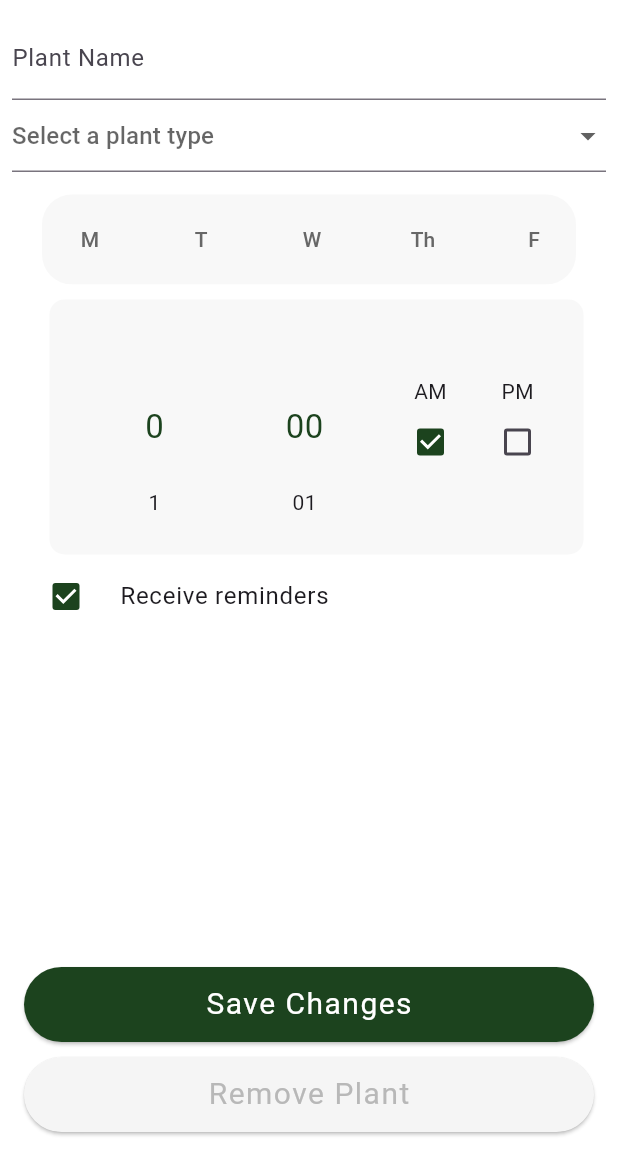
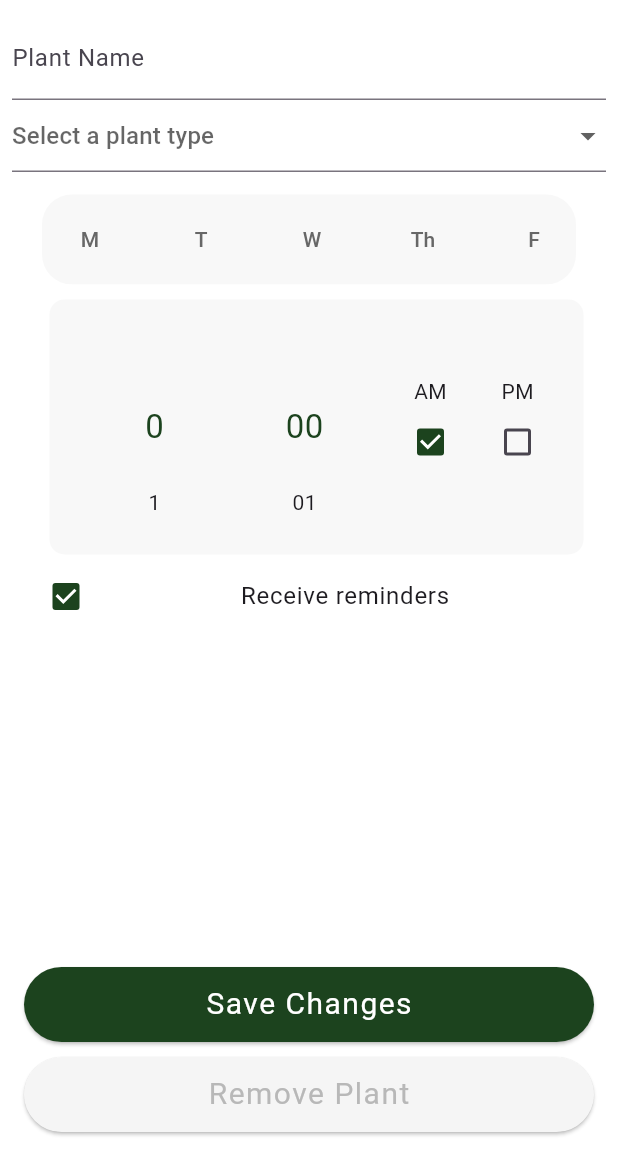
Before and after one commit to etadesse2/Sprout, a Flutter app: the EditPlantScreen screen opened directly with empty values, on a phone screen of 412 x 824 dp, the part 80-1236 px from its top. Run offline on Flutter 3.47's test engine with Material 3 defaults, Android fonts, the phone set to English and light mode, and no system bars; drawn by our look-alikes of numberpicker; our stand-ins replace shared_preferences; accounts and stored records are empty.

Commit message:
ui edit screen; dropdown image added, active color, alignment

```diff
--- a/sprouts/lib/edit_plant.dart
+++ b/sprouts/lib/edit_plant.dart
@@ -167,7 +167,11 @@ class _EditPlantScreenState extends State<EditPlantScreen> {
           children: [
             TextFormField(
               initialValue: _enteredPlantName,
-              decoration: const InputDecoration(labelText: 'Plant Name'),
+              decoration: const InputDecoration(
+                  labelText: 'Plant Name',
+                  focusedBorder: UnderlineInputBorder(
+                      borderSide:
+                          BorderSide(color: Color.fromARGB(255, 28, 67, 30)))),
               validator: (value) {
                 if (value == null || value.isEmpty) {
                   return 'Please enter a plant name';
@@ -177,6 +181,12 @@ class _EditPlantScreenState extends State<EditPlantScreen> {
               onChanged: (value) => _enteredPlantName = value,
             ),
             DropdownButtonFormField<String>(
+              decoration: const InputDecoration(
+                focusedBorder: UnderlineInputBorder(
+                    borderSide:
+                        BorderSide(color: Color.fromARGB(255, 28, 67, 30))),
+              ),
+              dropdownColor: Colors.white,
               value: _selectedPlantType,
               hint: const Text('Select a plant type'),
               onChanged: (newValue) {
@@ -184,12 +194,30 @@ class _EditPlantScreenState extends State<EditPlantScreen> {
                   _selectedPlantType = newValue;
                 });
               },
-              items: plantNamesAndIcons.keys.map((String value) {
+              items: plantNamesAndIcons.keys
+                  .map<DropdownMenuItem<String>>((String value) {
                 return DropdownMenuItem<String>(
                   value: value,
-                  child: Text(value),
+                  child: Row(
+                    children: [
+                      SizedBox(
+                        width: 40,
+                        child: Padding(
+                          padding: const EdgeInsets.only(right: 8.0),
+                          child: Image.asset(plantNamesAndIcons[value]!),
+                        ),
+                      ),
+                      Text(value),
+                    ],
+                  ),
                 );
               }).toList(),
+              // plantNamesAndIcons.keys.map((String value) {
+              //   return DropdownMenuItem<String>(
+              //     value: value,
+              //     child: Text(value),
+              //   );
+              // }).toList(),
             ),
             Padding(
               padding: const EdgeInsets.only(top: 15.0, left: 20, right: 20),
@@ -313,7 +341,7 @@ class _EditPlantScreenState extends State<EditPlantScreen> {
             CheckboxListTile(
               activeColor: const Color.fromARGB(255, 28, 67, 30),
               controlAffinity: ListTileControlAffinity.leading,
-              title: const Text('Receive reminders'),
+              title: const Center(child: Text('Receive reminders')),
               value: _receiveReminders,
               onChanged: (bool? value) {
                 setState(() {
```
